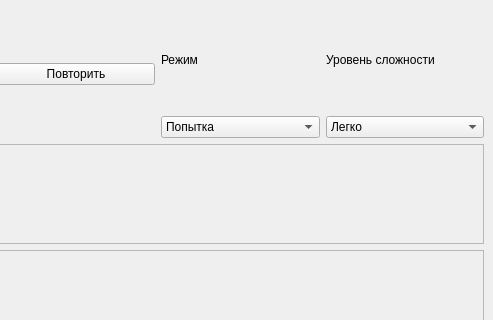
This is src/gui/exercises/exercisewithtileswidget.ui in TFed555/music_trainer as Qt 5 draws it before an edit; both pictures show x 507 to 1000 and y 0 to 320 of the 1000 by 700 pixel window. The edited form follows.
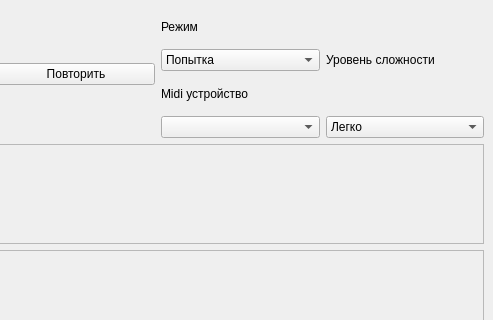
This is the edited form.

What changed in the file:
```diff
--- a/src/gui/exercises/exercisewithtileswidget.ui
+++ b/src/gui/exercises/exercisewithtileswidget.ui
@@ -86,6 +86,16 @@
           </item>
          </widget>
         </item>
+        <item>
+         <widget class="QLabel" name="label">
+          <property name="text">
+           <string>Midi устройство</string>
+          </property>
+         </widget>
+        </item>
+        <item>
+         <widget class="QComboBox" name="midiBox"/>
+        </item>
        </layout>
       </item>
       <item>
```
